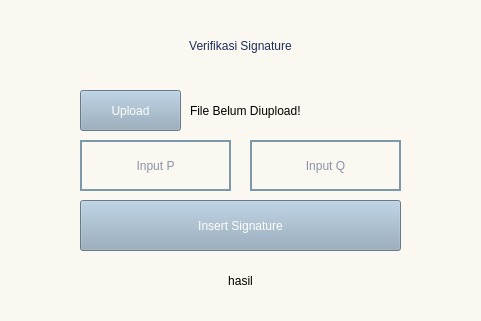
The window that verifSigSatu.ui (stellaribli/DigitalSignature) describes before a commit, drawn with Qt 5; both pictures show x 160 to 641 and y 0 to 321 of the 789 by 321 pixel window.
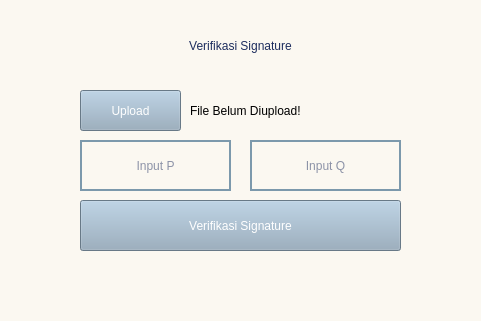
The same window after the commit.

The edit to the form file:
```diff
--- a/verifSigSatu.ui
+++ b/verifSigSatu.ui
@@ -44,28 +44,6 @@
     <string>Back</string>
    </property>
   </widget>
-  <widget class="QLabel" name="hasil">
-   <property name="geometry">
-    <rect>
-     <x>240</x>
-     <y>260</y>
-     <width>321</width>
-     <height>41</height>
-    </rect>
-   </property>
-   <property name="toolTip">
-    <string>&lt;html&gt;&lt;head/&gt;&lt;body&gt;&lt;p align=&quot;center&quot;&gt;&lt;br/&gt;&lt;/p&gt;&lt;/body&gt;&lt;/html&gt;</string>
-   </property>
-   <property name="styleSheet">
-    <string notr="true">font: 18pt &quot;Mulish&quot;;color:#000; </string>
-   </property>
-   <property name="text">
-    <string>hasil</string>
-   </property>
-   <property name="alignment">
-    <set>Qt::AlignCenter</set>
-   </property>
-  </widget>
   <widget class="QLabel" name="label_2">
    <property name="geometry">
     <rect>
@@ -136,7 +114,7 @@
  }</string>
    </property>
    <property name="text">
-    <string>Insert Signature</string>
+    <string>Verifikasi Signature</string>
    </property>
   </widget>
   <widget class="QLineEdit" name="nilaiq">
```
Left out of the diff: 2 changed lines with no effect on the pictures.
